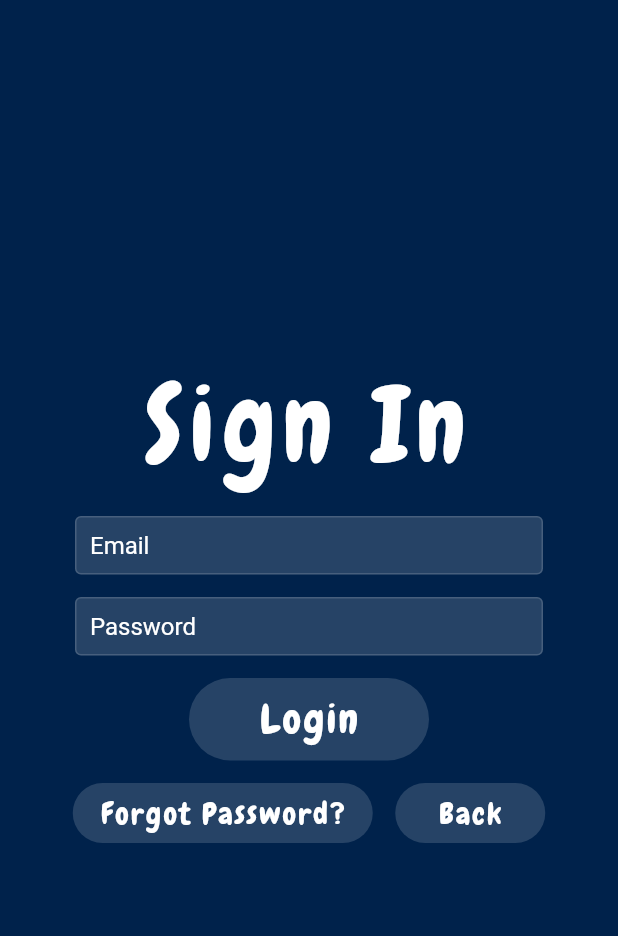
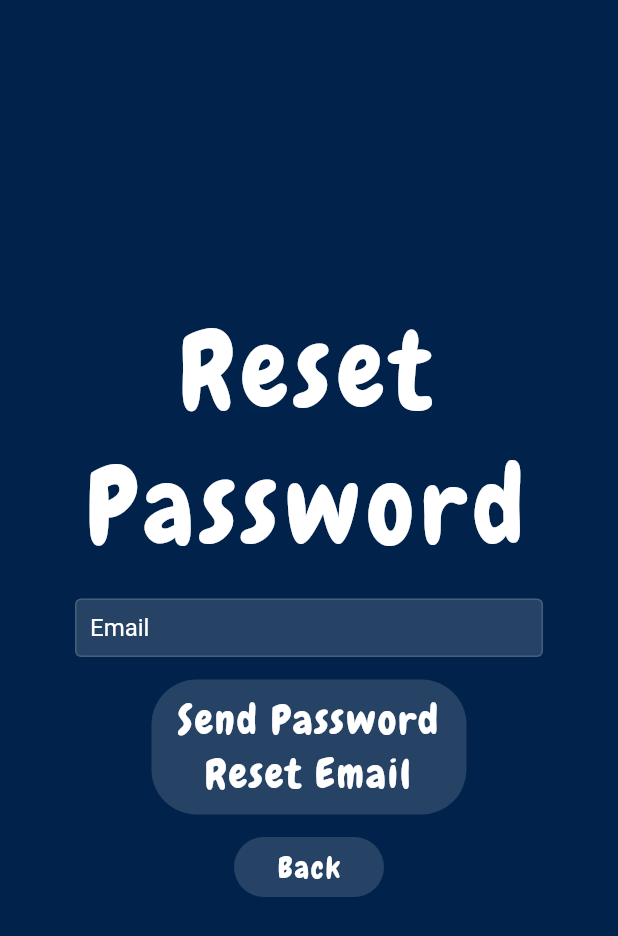
Before and after one commit to ruiqi7/study_wyth_me, a Flutter app: the SignIn screen opened directly, after a tap on "Forgot Password?", on a phone screen of 412 x 824 dp. Shown: the top 936 px of the screen. Run offline on Flutter 3.47's test engine with Material 2 defaults, Android fonts, the phone set to English and light mode, and no system bars; our stand-ins replace firebase_auth, firebase_core, flutter_spinkit; accounts and stored records are empty.

Commit message:
Created Forgot Password Page

```diff
--- /dev/null
+++ b/study_wyth_me/lib/pages/reset_password.dart
@@ -0,0 +1,109 @@
+import 'package:firebase_auth/firebase_auth.dart';
+import 'package:flutter/material.dart';
+import 'package:study_wyth_me/shared/constants.dart';
+import 'package:study_wyth_me/shared/custom_text_widgets.dart';
+import 'package:study_wyth_me/services/authentication.dart';
+
+class ResetPassword extends StatefulWidget {
+  const ResetPassword({Key? key}) : super(key: key);
+
+  @override
+  State<ResetPassword> createState() => _ResetPasswordState();
+}
+
+class _ResetPasswordState extends State<ResetPassword> {
+
+  final Authentication _authenticate = Authentication();
+  final GlobalKey<FormState> _formKey = GlobalKey<FormState>();
+
+  // value of the form field
+  String email = '';
+
+  // message to indicate if password reset email was sent
+  String message = '';
+
+  @override
+  Widget build(BuildContext context) {
+    return Scaffold(
+      backgroundColor: darkBlueBackground,
+      body: SafeArea(
+        child: Center(
+          child: Column(
+            mainAxisAlignment: MainAxisAlignment.center,
+            children: <Widget> [
+              const ChewyHeaderText(text: 'Reset Password'),
+              gapBox,
+              Form(
+                key: _formKey,
+                child: Container(
+                  padding: const EdgeInsets.symmetric(horizontal: 50.0),
+                  child: Column(
+                    children: <Widget>[
+                      TextFormField( // email
+                        decoration: formFieldDeco.copyWith(hintText: 'Email'),
+                        style: const TextStyle(color: Colors.white),
+                        validator: (value) => value!.isEmpty ? 'Enter your email' : null,
+                        onChanged: (value) {
+                          setState(() => email = value);
+                        },
+                      )
+                    ],
+                  ),
+                ),
+              ),
+              gapBox,
+              Container(
+                width: 210,
+                height: 90,
+                decoration: largeRadiusRoundedBox,
+                child: TextButton(
+                  style: TextButton.styleFrom(
+                    padding: const EdgeInsets.all(5.0),
+                    primary: Colors.white,
+                    textStyle: const TextStyle(
+                        fontSize: 27.5,
+                        color: Colors.white,
+                        letterSpacing: 1.5,
+                        fontFamily: 'Chewy'
+                    ),
+                  ),
+                  child: const Text(
+                      'Send Password Reset Email',
+                      textAlign: TextAlign.center,
+                  ),
+                  onPressed: () async {
+                    if (_formKey.currentState!.validate()) {
+                      try {
+                        await FirebaseAuth.instance.sendPasswordResetEmail(email: email);
+                        setState(() => message = 'Email sent!');
+                      } on FirebaseAuthException catch (authException) {
+                        String error = authException.code;
+                        if (error == 'invalid-email') {
+                          setState(() => message = 'Invalid email.');
+                        } else if (error == 'user-not-found') {
+                          setState(() => message = 'No account found with that email.');
+                        }
+                      } catch (exception) {
+                        setState(() => message = 'Please try again.');
+                      }
+                    }
+                  },
+                ),
+              ),
+              gapBox,
+              backButton(context),
+              const SizedBox(height: 10.0),
+              Text(
+                message,
+                style: const TextStyle(
+                  color: Colors.red,
+                  fontSize: 12.0,
+                ),
+              )
+            ],
+          ),
+        ),
+      ),
+    );
+  }
+}
--- a/study_wyth_me/lib/pages/sign_in.dart
+++ b/study_wyth_me/lib/pages/sign_in.dart
@@ -1,4 +1,5 @@
 import 'package:flutter/material.dart';
+import 'package:study_wyth_me/pages/reset_password.dart';
 import 'package:study_wyth_me/shared/constants.dart';
 import 'package:study_wyth_me/shared/custom_text_widgets.dart';
 import 'package:study_wyth_me/models/custom_user.dart';
@@ -112,7 +113,10 @@ class _SignInState extends State<SignIn> {
                         ),
                       ),
                       onPressed: () {
-                        // navigate to forgot password page
+                        Navigator.push(
+                            context,
+                            MaterialPageRoute(builder: (context) => const ResetPassword())
+                        );
                       },
                     ),
                   ),
```
